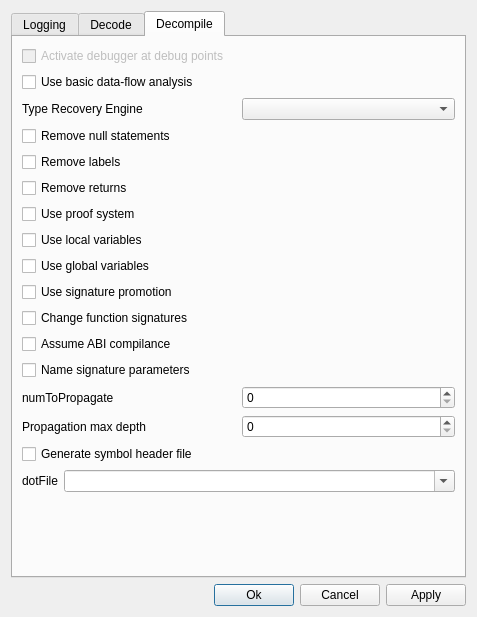
Old version of the form src/boomerang-gui/SettingsDlg.ui in the repository BoomerangDecompiler/boomerang.
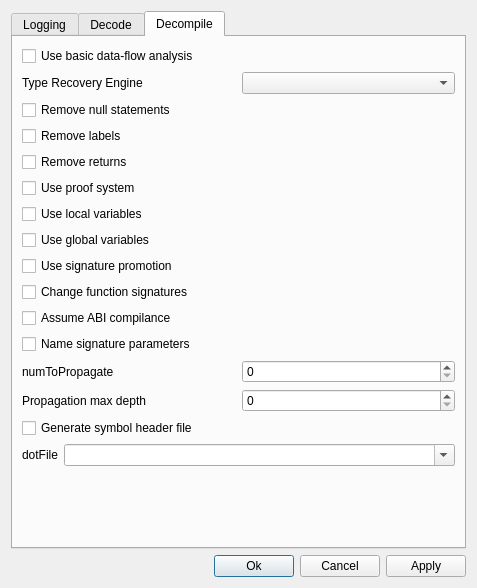
New version of the form. The open tabs and pages were chosen to show the change.

Patch:
```diff
--- a/src/boomerang-gui/SettingsDlg.ui
+++ b/src/boomerang-gui/SettingsDlg.ui
@@ -7,7 +7,7 @@
     <x>0</x>
     <y>0</y>
     <width>477</width>
-    <height>617</height>
+    <height>588</height>
    </rect>
   </property>
   <property name="windowTitle">
@@ -187,16 +187,6 @@
         <layout class="QVBoxLayout" name="vLayout_4">
          <item>
           <layout class="QVBoxLayout" name="vLayout_tabDecompile">
-           <item>
-            <widget class="QCheckBox" name="chkStopAtDebugPoints">
-             <property name="enabled">
-              <bool>false</bool>
-             </property>
-             <property name="text">
-              <string>Activate debugger at debug points</string>
-             </property>
-            </widget>
-           </item>
            <item>
             <widget class="QCheckBox" name="chkUseDataflow">
              <property name="text">
```
